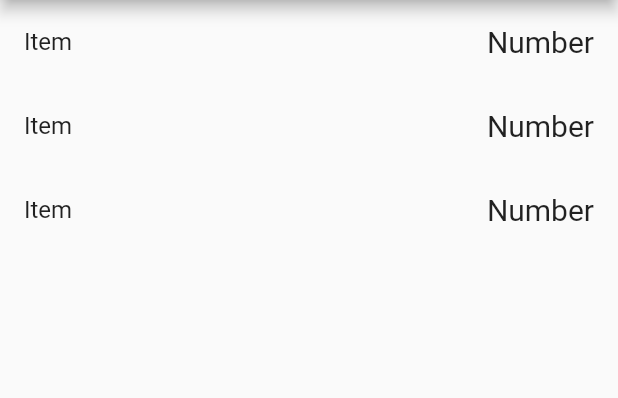
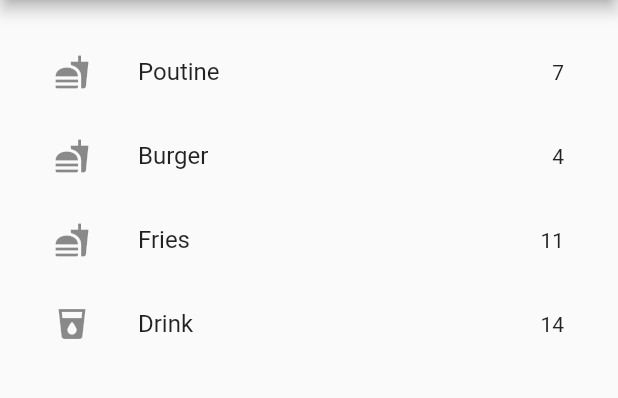
Before and after one commit to JordanRuetz/UofTEats, a Flutter app: the QuantitiesOrderedScreen screen opened by its route, on a phone screen of 412 x 824 dp, the part 84-482 px from its top. Run offline on Flutter 3.47's test engine with Material 2 defaults, Android fonts, the phone set to English and light mode, and no system bars.

```diff
--- a/uoft_eats/lib/main.dart
+++ b/uoft_eats/lib/main.dart
@@ -14,7 +14,6 @@ import 'client/ReceiptScreen.dart';
 
 import 'server/ServerHomeScreen.dart';
 import 'server/ServerMenusScreen.dart';
-import 'server/ScannerScreen.dart';
 import 'server/ServerOrdersScreen.dart';
 import 'server/BillingInfoScreen.dart';
 import 'server/QuantitiesOrderedScreen.dart';
@@ -53,7 +52,6 @@ class MyApp extends StatelessWidget {
 
         '/server': (BuildContext context) => ServerHomeScreen(title: 'Home'),
         '/server/menus': (BuildContext context) => ServerMenusScreen(title: 'Menus'),
-        '/server/scanner': (BuildContext context) => ScannerScreen(title: 'Scanner'),
         '/server/orders': (BuildContext context) => ServerOrdersScreen(title: 'Orders'),
         '/server/billingInfo': (BuildContext context) => BillingInfoScreen(title: 'Billing Info'),
         '/server/quantities': (BuildContext context) => QuantitiesOrderedScreen(title: 'Quantities'),
--- a/uoft_eats/lib/server/MenuQuantityItem.dart
+++ /dev/null
@@ -1,26 +0,0 @@
-import 'package:flutter/material.dart';
-
-
-class MenuQuantityItem extends StatefulWidget {
-    MenuQuantityItem({Key key, this.title}) : super(key: key);
-
-    final String title;
-
-    @override
-    _MyMenuQuantityItemState createState() => new _MyMenuQuantityItemState();
-}
-
-class _MyMenuQuantityItemState extends State<MenuQuantityItem> {
-    @override
-    Widget build(BuildContext context) {
-        return new ListTile(
-            title: new Text("Item"),
-            trailing: new Text(
-                "Number",
-                style: TextStyle(
-                    fontSize: 20.0,
-                ),
-            ),
-        );
-    }
-}
--- a/uoft_eats/lib/server/QuantitiesOrderedScreen.dart
+++ b/uoft_eats/lib/server/QuantitiesOrderedScreen.dart
@@ -1,7 +1,6 @@
 import 'package:flutter/material.dart';
 
 import 'package:uoft_eats/server/ServerDrawer.dart';
-import 'MenuQuantityItem.dart';
 
 class QuantitiesOrderedScreen extends StatefulWidget {
   QuantitiesOrderedScreen({Key key, this.title}) : super(key: key);
@@ -9,7 +8,8 @@ class QuantitiesOrderedScreen extends StatefulWidget {
   final String title;
 
   @override
-    _MyQuantitiesOrderedScreenState createState() => new _MyQuantitiesOrderedScreenState();
+  _MyQuantitiesOrderedScreenState createState() =>
+      new _MyQuantitiesOrderedScreenState();
 }
 
 class _MyQuantitiesOrderedScreenState extends State<QuantitiesOrderedScreen> {
@@ -20,12 +20,40 @@ class _MyQuantitiesOrderedScreenState extends State<QuantitiesOrderedScreen> {
         appBar: new AppBar(
           title: new Text(widget.title),
         ),
-            body: new ListView.builder(
-                itemCount: 3,
-                itemBuilder: (BuildContext context, int index) {
-                    return new MenuQuantityItem();
-                },
+        body: new ListView(
+          shrinkWrap: true,
+          padding: const EdgeInsets.all(20.0),
+          children: <Widget>[
+            NewMenuItemTile('Poutine', 7, true),
+            NewMenuItemTile('Burger', 4, true),
+            NewMenuItemTile('Fries', 11, true),
+            NewMenuItemTile('Drink', 14, false),
+          ],
+        ));
+  }
+}
+
+class NewMenuItemTile extends StatefulWidget {
+  final String title;
+  int quantity;
+  final bool foodOrDrink;
+
+  NewMenuItemTile(this.title, this.quantity, this.foodOrDrink);
+
+  @override
+  _NewMenuItemTileState createState() => new _NewMenuItemTileState();
+}
+
+class _NewMenuItemTileState extends State<NewMenuItemTile> {
+  @override
+  Widget build(BuildContext context) {
+    return new ListTile(
+      leading: Icon(
+        widget.foodOrDrink ? Icons.fastfood : Icons.local_drink,
       ),
+      title: new Text(widget.title),
+      trailing: new Text(widget.quantity.toString()),
+      onTap: () => setState(() => widget.quantity--),
     );
   }
 }
```
Also changed, not shown: uoft_eats/lib/server/ScannerScreen.dart (deleted, +0 -34 lines), uoft_eats/lib/server/ServerDrawer.dart (+0 -8 lines). Lines whose indentation alone changed are shown as unchanged.
